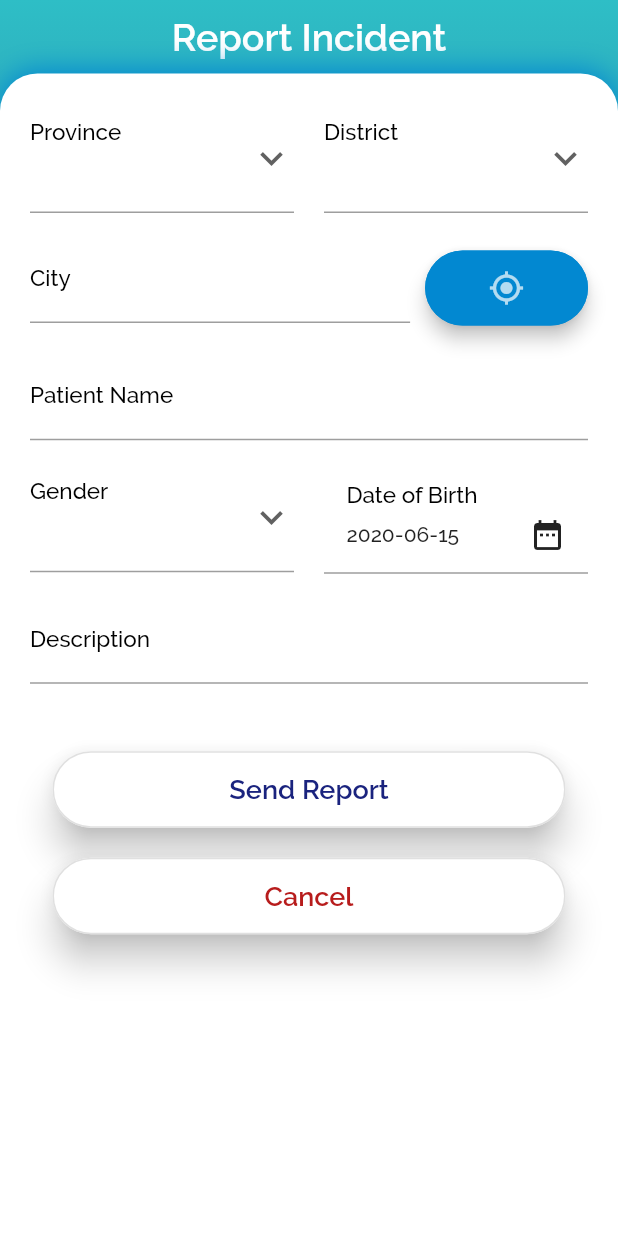
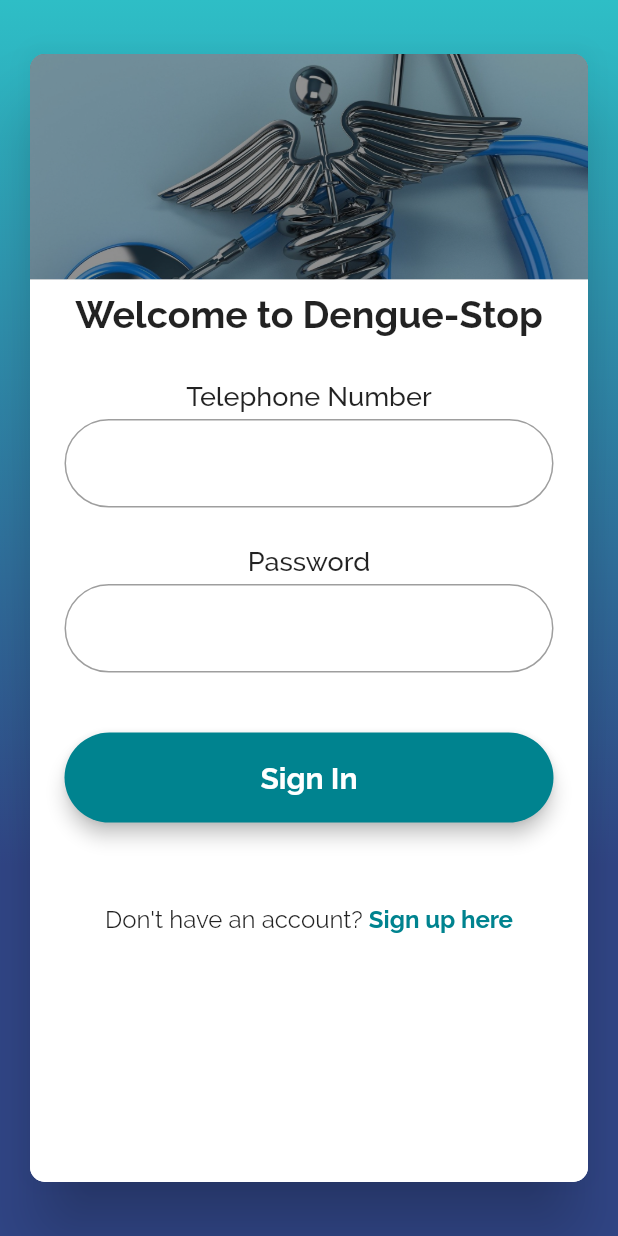
Before and after one commit to scorelab/DengueStop, a Flutter app: the screen it shows after launch, on a phone screen of 412 x 824 dp. Run offline on Flutter 3.47's test engine with Material 2 defaults, Android fonts, the phone set to English and light mode, and no system bars; our stand-ins replace geolocator.

Commit message:
#12 Add user login component UI

```diff
--- a/dengue_app/lib/main.dart
+++ b/dengue_app/lib/main.dart
@@ -14,7 +14,7 @@ void main() {
         primaryColor: Colors.cyan[800],
         accentColor: Colors.cyanAccent[700]
     ),
-    initialRoute: 'report_incident', // ONLY FOR TESTING PURPOSES! change back to '/'
+    initialRoute: '/', // ONLY FOR TESTING PURPOSES! change back to '/'
     routes: {
       // defines the routing for the different components
       // todo add other routing components
--- a/dengue_app/lib/views/login.dart
+++ b/dengue_app/lib/views/login.dart
@@ -1,30 +1,187 @@
 import 'package:flutter/material.dart';
-import 'dart:convert' as convert;
-import 'package:http/http.dart' as http;
 
-class Login extends StatelessWidget {
+class Login extends StatefulWidget {
+  @override
+  _LoginState createState() => _LoginState();
+}
 
-  void testFlaskConnection() async {
-    var url = 'http://0.0.0.0:5000/';
-    var response = await http.get(url);
-    if (response.statusCode == 200) {
-      var jsonResponse = convert.jsonDecode(response.body);
-//      var itemCount = jsonResponse['totalItems'];
-      print('Name: ${jsonResponse['name']}');
-      print('Email: ${jsonResponse['email']}');
-    } else {
-      print('Request failed with status: ${response.statusCode}.');
-    }
+// main view of the login screen
+class _LoginState extends State<Login> {
+  @override
+  Widget build(BuildContext context) {
+    return Scaffold(
+        backgroundColor: Colors.transparent,
+        body: SingleChildScrollView(
+          child: Container(
+            height: MediaQuery.of(context).size.height,
+            width: MediaQuery.of(context).size.width,
+            decoration: BoxDecoration(
+                gradient: LinearGradient(
+                    begin: Alignment.topCenter,
+                    end: Alignment.bottomCenter,
+                    colors: [Color(0xFF2EBEC6), Color(0xFF314687)],
+                    stops: [0.0, 0.7],
+                    tileMode: TileMode.clamp)),
+            child: SafeArea(child: LoginCard()),
+          ),
+        ));
   }
+}
+
+// floating card on the login screen
+class LoginCard extends StatelessWidget {
+  @override
+  Widget build(BuildContext context) {
+    return Padding(
+      padding: const EdgeInsets.fromLTRB(16.0, 32.0, 16.0, 32.0),
+      child: Card(
+        shape: RoundedRectangleBorder(
+          borderRadius: BorderRadius.circular(10.0),
+        ),
+        elevation: 20.0,
+        child: Column(
+          children: <Widget>[
+            Expanded(flex: 2, child: LoginCardImage()),
+            Expanded(
+              flex: 8,
+              child: LoginForm(),
+            )
+          ],
+        ),
+      ),
+    );
+  }
+}
+
+// login card upper splash image
+class LoginCardImage extends StatelessWidget {
+  @override
+  Widget build(BuildContext context) {
+    return Container(
+      decoration: BoxDecoration(
+          color: Colors.black,
+          image: DecorationImage(
+              image: AssetImage('assets/images/login_pane_image.jpg'),
+              fit: BoxFit.cover,
+              colorFilter: ColorFilter.mode(
+                  Colors.black.withOpacity(0.6), BlendMode.dstATop),
+              alignment: Alignment(0.0, -1.0)),
+          borderRadius: BorderRadius.vertical(top: Radius.circular(10.0))),
+    );
+  }
+}
+
+// login form for the user
+class LoginForm extends StatefulWidget {
+  @override
+  _LoginFormState createState() => _LoginFormState();
+}
+
+class _LoginFormState extends State<LoginForm> {
+  // uses focus node to change focus from telephone field to password field on the press of enter in the keyboard
+  FocusNode passwordFocusNode = new FocusNode();
+  // styling for form labels
+  TextStyle formLabelStyle =
+  TextStyle(fontSize: 18.0, fontWeight: FontWeight.w500);
+  // styling for form fields
+  InputDecoration formFieldStyle = InputDecoration(
+    enabledBorder: OutlineInputBorder(
+      borderRadius: BorderRadius.all(Radius.circular(50.0)),
+      borderSide: BorderSide(color: Colors.grey),
+    ),
+    focusedBorder: OutlineInputBorder(
+      borderRadius: BorderRadius.all(Radius.circular(50.0)),
+      borderSide: BorderSide(color: Colors.grey),
+    ),
+  );
 
   @override
   Widget build(BuildContext context) {
-    // todo complete login screen
     return Container(
-      child: RaisedButton(onPressed: (){
-        testFlaskConnection();
-      },
-      child: Text("TEST FLASK"),),
+      decoration: BoxDecoration(
+          color: Colors.white,
+          borderRadius: BorderRadius.vertical(bottom: Radius.circular(10.0))),
+      child: Padding(
+        padding: const EdgeInsets.all(8.0),
+        child: Column(
+          children: <Widget>[
+            Text(
+              'Welcome to Dengue-Stop',
+              style: TextStyle(fontSize: 25.0, fontWeight: FontWeight.w700),
+            ),
+            SizedBox(height: 30.0),
+            Text('Telephone Number', style: formLabelStyle),
+            Padding(
+              padding: EdgeInsets.symmetric(vertical: 5.0, horizontal: 15.0),
+              child: TextFormField(
+                // changing focus to the password text field on pressing enter
+                textInputAction: TextInputAction.next,
+                onEditingComplete: () =>
+                    FocusScope.of(context).requestFocus(passwordFocusNode),
+                decoration: formFieldStyle,
+              ),
+            ),
+            SizedBox(height: 20.0),
+            Text('Password', style: formLabelStyle),
+            Padding(
+              padding: EdgeInsets.symmetric(vertical: 5.0, horizontal: 15.0),
+              child: TextFormField(
+                // unfocussing the password text field on pressing enter allowing the user to login
+                textInputAction: TextInputAction.done,
+                focusNode: passwordFocusNode,
+                onEditingComplete: () => FocusScope.of(context).unfocus(),
+                decoration: formFieldStyle,
+              ),
+            ),
+            SizedBox(height: 30.0),
+            SizedBox(
+              width: double.infinity,
+              height: 70,
+              child: Padding(
+                padding: EdgeInsets.symmetric(vertical: 5.0, horizontal: 15.0),
+                child: RaisedButton(
+                  elevation: 5.0,
+                  color: Theme.of(context).primaryColor,
+                  shape: RoundedRectangleBorder(
+                      borderRadius: BorderRadius.circular(30.0)),
+                  child: Text(
+                    'Sign In',
+                    style: TextStyle(
+                        color: Colors.white,
+                        fontSize: 20.0,
+                        fontWeight: FontWeight.w700),
+                  ),
+                  onPressed: () {
+                    // todo handle authentication before sending to homescreen
+                    Navigator.pushNamed(context, 'home');
+                  },
+                ),
+              ),
+            ),
+            SizedBox(height: 50.0),
+            Row(
+              mainAxisAlignment: MainAxisAlignment.center,
+              children: <Widget>[
+                Text(
+                  "Don't have an account? ",
+                  style: TextStyle(fontSize: 16.0),
+                ),
+                GestureDetector(
+                  onTap: () {
+                    // go to sign up page
+                    print('signup');
+                  },
+                  child: Text('Sign up here',
+                      style: TextStyle(
+                          fontSize: 16.0,
+                          fontWeight: FontWeight.bold,
+                          color: Theme.of(context).primaryColor)),
+                )
+              ],
+            )
+          ],
+        ),
+      ),
     );
   }
 }
```
